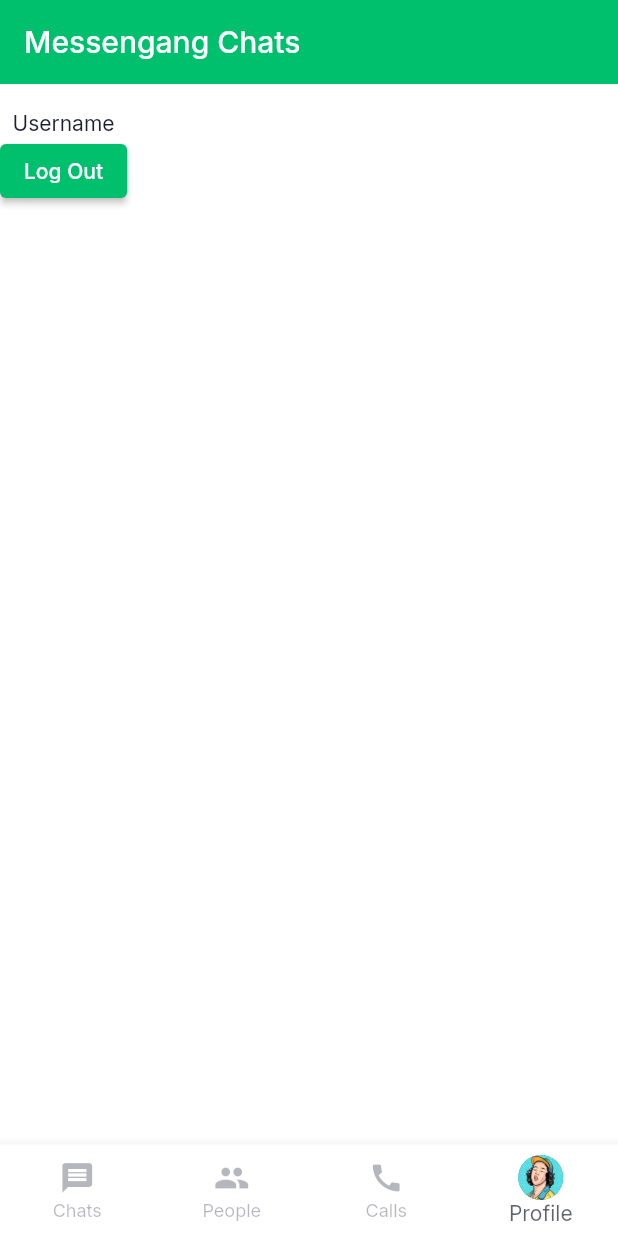
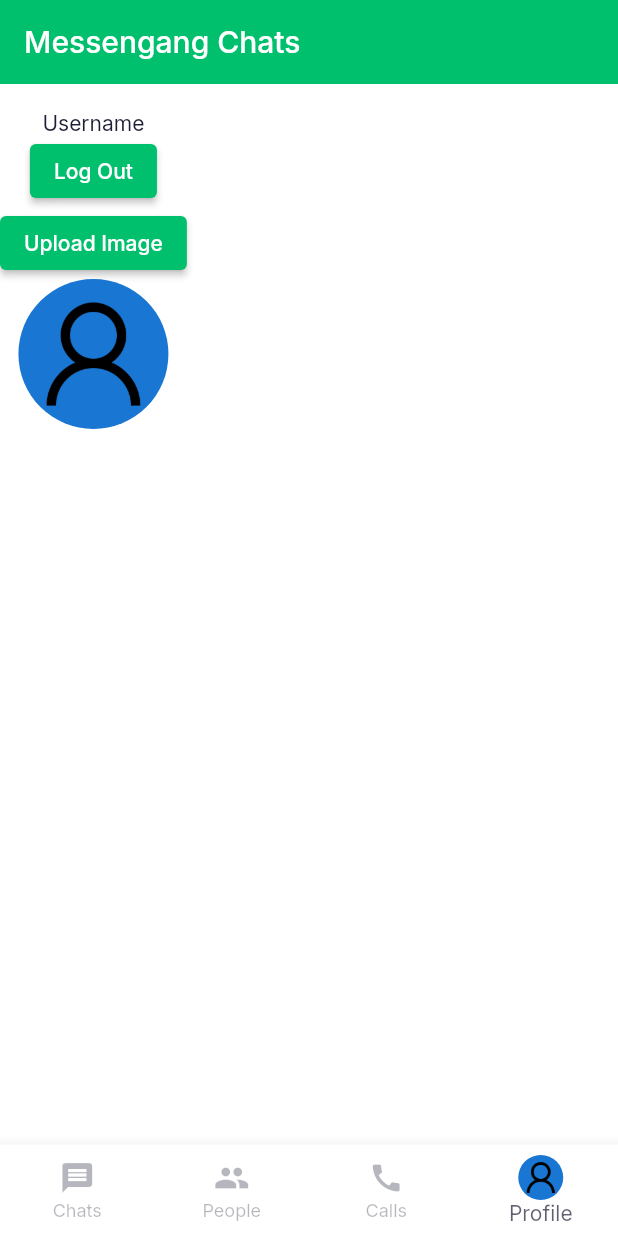
Before and after one commit to DAMHONGDUC/messengang-chat-app, a Flutter app: the MainsScreen screen opened directly, item 4 of the bottom bar chosen, on a phone screen of 412 x 824 dp. Run offline on Flutter 3.47's test engine with Material 2 defaults, Android fonts, the phone set to English and light mode, and no system bars; our stand-ins replace cloud_firestore, firebase_auth, firebase_core, firebase_storage, fluttertoast, google_fonts and 4 more; missing offline and left inert: dart:ffi, email_auth; accounts and stored records are empty.

Commit message:
xu li up anh + load anh tren profile screen

```diff
--- a/chat_app/lib/constants/firestore_constants.dart
+++ b/chat_app/lib/constants/firestore_constants.dart
@@ -17,4 +17,5 @@ class FirestoreContants {
   static const type_message = "type";
   static const type_message_text = "text";
   static const type_message_image = "image";
+  static const storage_profileImagePath = "user/profile/";
 }
--- a/chat_app/lib/main.dart
+++ b/chat_app/lib/main.dart
@@ -1,6 +1,7 @@
 import 'package:chat_app/providers/authProvider.dart';
 import 'package:chat_app/providers/chatProvider.dart';
 import 'package:chat_app/providers/databaseProvider.dart';
+import 'package:chat_app/providers/profileProvider.dart';
 import 'package:chat_app/providers/verifyProvider.dart';
 import 'package:chat_app/screens/welcome_screen.dart';
 import 'package:chat_app/theme.dart';
@@ -49,6 +50,10 @@ class MyApp extends StatelessWidget {
               create: (context) => ChatProvider(
                     firestore: firebaseFirestore,
                   )),
+          ChangeNotifierProvider(
+              create: (context) => ProfileProvider(
+                  firebaseStorage: firebaseStorage,
+                  firestore: firebaseFirestore)),
         ],
         child: MaterialApp(
           debugShowCheckedModeBanner: false,
--- a/chat_app/lib/providers/chatProvider.dart
+++ b/chat_app/lib/providers/chatProvider.dart
@@ -1,6 +1,8 @@
 import 'package:chat_app/constants/firestore_constants.dart';
 import 'package:chat_app/models/chat_message.dart';
 import 'package:cloud_firestore/cloud_firestore.dart';
+import 'package:firebase_auth/firebase_auth.dart';
+import 'package:firebase_storage/firebase_storage.dart';
 import 'package:flutter/material.dart';
 
 class ChatProvider extends ChangeNotifier {
--- /dev/null
+++ b/chat_app/lib/providers/profileProvider.dart
@@ -0,0 +1,28 @@
+import 'dart:io';
+
+import 'package:cloud_firestore/cloud_firestore.dart';
+import 'package:firebase_storage/firebase_storage.dart';
+import 'package:flutter/foundation.dart';
+import 'package:fluttertoast/fluttertoast.dart';
+import 'package:image_picker/image_picker.dart';
+
+class ProfileProvider extends ChangeNotifier {
+  final FirebaseStorage firebaseStorage;
+  final FirebaseFirestore firestore;
+
+  ProfileProvider({required this.firebaseStorage, required this.firestore});
+
+  UploadTask uploadImageFile(File image, String path, String fileName) {
+    Reference reference = firebaseStorage.ref().child(path + fileName);
+    UploadTask uploadTask = reference.putFile(image);
+    return uploadTask;
+  }
+
+  Future<void> updateFirestoreData(String collectionPath, String path,
+      Map<String, dynamic> dataUpdateNeeded) {
+    return firestore
+        .collection(collectionPath)
+        .doc(path)
+        .update(dataUpdateNeeded);
+  }
+}
--- a/chat_app/lib/screens/main_screen.dart
+++ b/chat_app/lib/screens/main_screen.dart
@@ -8,6 +8,7 @@ import 'package:chat_app/values/app_colors.dart';
 import 'package:chat_app/screens/message_screen.dart';
 import 'package:chat_app/screens/people_screen.dart';
 import 'package:chat_app/screens/profile_screen.dart';
+import 'package:chat_app/values/session_manager.dart';
 import 'package:flutter/material.dart';
 import 'package:provider/provider.dart';
 
@@ -26,9 +27,17 @@ class _MainsScreenState extends State<MainsScreen> {
     CallScreen(),
     ProfileScreen(),
   ];
+  String urlPhoto = "";
 
   @override
   void initState() {
+    // SessionManager prefs = SessionManager();
+    // prefs.getCurrUser().then((currUser) {
+    //   if (currUser != null) {
+    //     urlPhoto = currUser.photo!;
+    //     print("photo: " + urlPhoto);
+    //   }
+    // });
     super.initState();
   }
 
@@ -55,9 +64,16 @@ class _MainsScreenState extends State<MainsScreen> {
           BottomNavigationBarItem(icon: Icon(Icons.people), label: "People"),
           BottomNavigationBarItem(icon: Icon(Icons.call), label: "Calls"),
           BottomNavigationBarItem(
-              icon: CircleAvatar(
-                  radius: 15,
-                  backgroundImage: AssetImage("assets/images/1.png")),
+              icon: urlPhoto != ""
+                  ? CircleAvatar(
+                      backgroundImage: NetworkImage(urlPhoto),
+                      radius: 15,
+                    )
+                  : CircleAvatar(
+                      backgroundImage:
+                          AssetImage("assets/images/user_default.png"),
+                      radius: 15,
+                    ),
               label: "Profile"),
         ]);
   }
--- a/chat_app/lib/screens/profile_screen.dart
+++ b/chat_app/lib/screens/profile_screen.dart
@@ -1,10 +1,14 @@
-import 'package:chat_app/models/userChat.dart';
+import 'dart:io';
+import 'package:chat_app/constants/firestore_constants.dart';
 import 'package:chat_app/providers/authProvider.dart';
+import 'package:chat_app/providers/profileProvider.dart';
 import 'package:chat_app/screens/sign_in_screen.dart';
-import 'package:chat_app/values/session_manager.dart';
+import 'package:cloud_firestore/cloud_firestore.dart';
+import 'package:firebase_storage/firebase_storage.dart';
 import 'package:flutter/material.dart';
+import 'package:fluttertoast/fluttertoast.dart';
+import 'package:image_picker/image_picker.dart';
 import 'package:provider/provider.dart';
-import 'package:shared_preferences/shared_preferences.dart';
 
 class ProfileScreen extends StatefulWidget {
   const ProfileScreen({Key? key}) : super(key: key);
@@ -15,18 +19,45 @@ class ProfileScreen extends StatefulWidget {
 
 class _ProfileScreenState extends State<ProfileScreen> {
   String email = "";
+  String urlPhoto = "";
 
-  @override
-  void initState() {
-    AuthProvider authProvider =
-        Provider.of<AuthProvider>(context, listen: false);
-    // email = authProvider.getShared(SessionManager.email)!;
-    super.initState();
+
+  Future getImage(ProfileProvider profileProvider) async {
+    ImagePicker imagePicker = ImagePicker();
+    XFile? pickedFile = await imagePicker
+        .pickImage(source: ImageSource.gallery)
+        .catchError((onError) {
+      Fluttertoast.showToast(msg: onError.toString())
+    });
+    File? image;
+    if (pickedFile != null) {
+      image = File(pickedFile.path);
+    }
+    if (image != null) {
+      uploadFile(profileProvider, image);
+    }
+  }
+
+  Future uploadFile(ProfileProvider profileProvider, File image) async {
+    UploadTask uploadTask = profileProvider.uploadImageFile(
+        image, FirestoreContants.storage_profileImagePath, "userID");
+    try {
+      TaskSnapshot snapshot = await uploadTask;
+      await snapshot.ref.getDownloadURL().then((value) {
+        setState(() {
+          urlPhoto = value;
+        });
+      });
+    } on FirebaseException catch (e) {
+      Fluttertoast.showToast(msg: e.toString());
+    }
   }
 
   @override
   Widget build(BuildContext context) {
     final AuthProvider authProvider = Provider.of<AuthProvider>(context);
+    final ProfileProvider profileProvider = Provider.of<ProfileProvider>(
+        context);
     return Scaffold(
         body: SafeArea(
           child: Column(
@@ -36,48 +67,28 @@ class _ProfileScreenState extends State<ProfileScreen> {
               ElevatedButton(
                   onPressed: () {
                     authProvider.SignOut(email);
-                //authProvider.setShared(SessionManager.email, "");
+
                     Navigator.pushReplacement(context,
-                    MaterialPageRoute(builder: ((context) => SignInScreen())));
+                        MaterialPageRoute(
+                            builder: ((context) => SignInScreen())));
                   },
-              child: Text('Log Out'))
+                  child: Text('Log Out')),
+              ElevatedButton(
+                  onPressed: () {
+                    getImage(profileProvider);
+                  },
+                  child: Text('Upload Image')),
+              urlPhoto != ""
+                  ? CircleAvatar(
+                backgroundImage: NetworkImage(urlPhoto),
+                radius: 50,
+              )
+                  : CircleAvatar(
+                backgroundImage: AssetImage("assets/images/user_default.png"),
+                radius: 50,
+              ),
             ],
           ),
         ));
   }
 }
-
-// class ProfileScreen extends StatelessWidget {
-//   const ProfileScreen({Key? key}) : super(key: key);
-
-//   @override
-//   Widget build(BuildContext context) {
-//     //final authServices = Provider.of<AuthServices>(context);
-//     final AuthServices authServices = new AuthServices();
-//     String? email;
-
-//     void getUsername() async {
-//       // Obtain shared preferences.
-//       final prefs = await SharedPreferences.getInstance();
-//       email = prefs.getString(SharedKeys.email);
-//     }
-
-//     return Scaffold(
-//         body: SafeArea(
-//       child: Column(
-//         children: [
-//           Text('Email'),
-//           Text('Username'),
-//           ElevatedButton(
-//               onPressed: () {
-//                 authServices.SignOut("hongduc001h@gmail.com");
-//                 Navigator.pushReplacement(context,
-//                     MaterialPageRoute(builder: ((context) => SignInScreen())));
-//               },
-//               child: Text('Log Out'))
-//         ],
-//       ),
-//     )
-//     );
-//   }
-// }
--- a/chat_app/lib/values/session_manager.dart
+++ b/chat_app/lib/values/session_manager.dart
@@ -2,7 +2,7 @@ import 'package:chat_app/models/userChat.dart';
 import 'package:shared_preferences/shared_preferences.dart';
 
 class SessionManager {
-  final String currUser = "currently_user";
+  final String currUser = "curently_user";
 
   Future<void> setCurrUser(
       String email, String id, String name, String photo) async {
--- a/chat_app/pubspec.yaml
+++ b/chat_app/pubspec.yaml
@@ -44,6 +44,7 @@ dependencies:
   firebase_storage: ^10.2.12
   image_picker: ^0.8.5+3
   fluttertoast: ^8.0.9
+  permission_handler: ^9.2.0
 
 dev_dependencies:
   flutter_test:
--- a/problem.txt
+++ b/problem.txt
@@ -1,3 +1,4 @@
 - chưa làm reset password
 - TH verify thì sau 1 lúc m( từ lúc check link trên mail) mới dc (xử lí animation)
-- chưa xử lí lưu + load ảnh
+- xử lí khi sign_in thì chưa load được image ở chỗ tab profile
+- đã xử lí load ảnh ở profile screen
```
Also changed, not shown: chat_app/lib/screens/message_screen.dart (+30 -6 lines), chat_app/assets/images/user_default.png (added), chat_app/pubspec.lock, 2 other files. Lines whose indentation alone changed are shown as unchanged.
